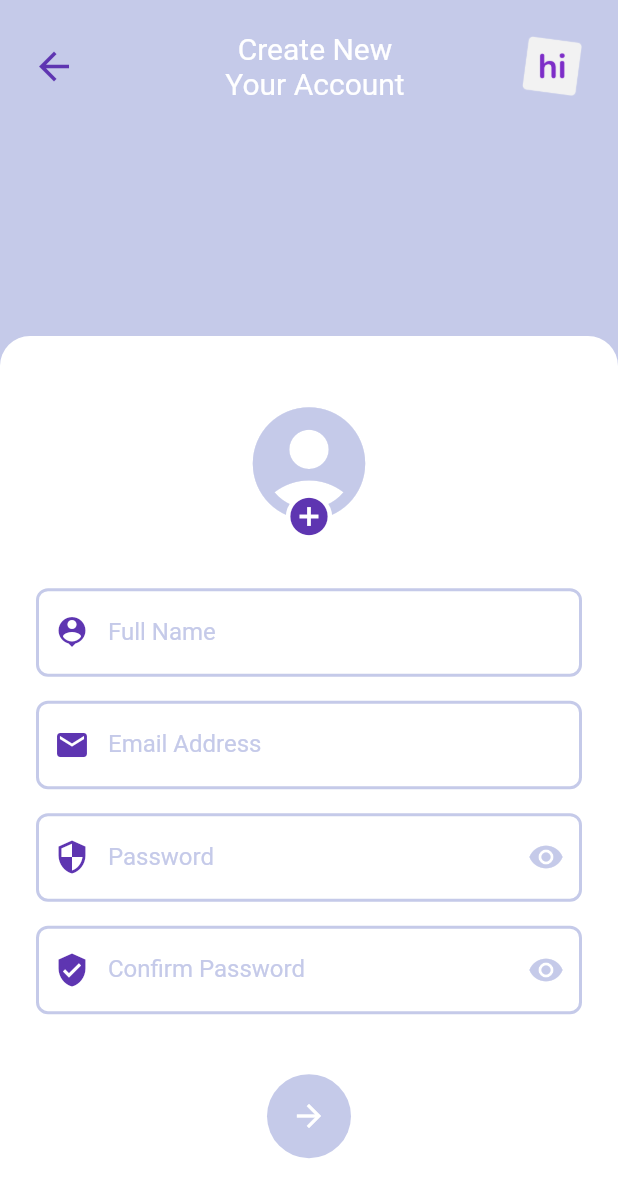
After one commit to sahibul-nf/simple-login-auth, a Flutter app: the screen it shows after launch, after a tap on an icon or button, on a phone screen of 412 x 824 dp. The commit adds this screen. Shown: the top 1197 px of the screen. Run offline on Flutter 3.47's test engine with Material 2 defaults, Android fonts, the phone set to English and light mode, and no system bars.

Commit message:
register page done

```diff
--- a/lib/login_page.dart
+++ b/lib/login_page.dart
@@ -1,4 +1,5 @@
 import 'package:flutter/material.dart';
+import 'package:login_page_flutter_ui/register_page.dart';
 
 class LoginPage extends StatefulWidget {
   @override
@@ -14,7 +15,7 @@ class _LoginPageState extends State<LoginPage> {
         child: Stack(
           children: <Widget>[
             Padding(
-              padding: const EdgeInsets.symmetric(horizontal: 16),
+              padding: const EdgeInsets.symmetric(horizontal: 24),
               child: Container(
                 margin: EdgeInsets.only(top: 20),
                 color: Colors.indigo[100],
@@ -26,9 +27,7 @@ class _LoginPageState extends State<LoginPage> {
                           icon: Icon(Icons.arrow_back),
                           iconSize: 30,
                           color: Colors.deepPurple[600],
-                          onPressed: () {
-                            Navigator.pop(context);
-                          }),
+                          onPressed: () {}),
                       Align(
                         alignment: Alignment.topCenter,
                         child: Image.asset(
@@ -130,7 +129,11 @@ class ToSignUp extends StatelessWidget {
   @override
   Widget build(BuildContext context) {
     return GestureDetector(
-      onTap: () {},
+      onTap: () {
+        Navigator.push(context, MaterialPageRoute(builder: (context) {
+          return RegisterPage();
+        }));
+      },
       child: RichText(
           text: TextSpan(
               text: 'Start fresh now? ',
--- /dev/null
+++ b/lib/register_page.dart
@@ -0,0 +1,166 @@
+import 'package:flutter/material.dart';
+
+class RegisterPage extends StatefulWidget {
+  @override
+  _RegisterPageState createState() => _RegisterPageState();
+}
+
+class _RegisterPageState extends State<RegisterPage> {
+  @override
+  Widget build(BuildContext context) {
+    return Scaffold(
+      backgroundColor: Colors.indigo[100],
+      body: SafeArea(
+        child: Stack(
+          children: <Widget>[
+            Padding(
+              padding: const EdgeInsets.symmetric(horizontal: 24),
+              child: Container(
+                margin: EdgeInsets.only(top: 20),
+                color: Colors.indigo[100],
+                child: Row(
+                  // mainAxisAlignment: MainAxisAlignment.spaceBetween,
+                  children: <Widget>[
+                    IconButton(
+                        alignment: Alignment(-12, 0),
+                        icon: Icon(Icons.arrow_back),
+                        iconSize: 30,
+                        color: Colors.deepPurple[600],
+                        onPressed: () {
+                          Navigator.pop(context);
+                        }),
+                    Spacer(),
+                    Text(
+                      'Create New \nYour Account',
+                      textAlign: TextAlign.center,
+                      style: TextStyle(
+                          fontSize: 20,
+                          fontWeight: FontWeight.w400,
+                          color: Colors.white),
+                    ),
+                    Spacer(),
+                    Image.asset(
+                      'images/logo_hi.png',
+                      height: 40,
+                    ),
+                  ],
+                ),
+              ),
+            ),
+            Align(
+              alignment: Alignment.bottomCenter,
+              child: ClipRRect(
+                borderRadius: BorderRadius.only(
+                    topLeft: Radius.circular(20),
+                    topRight: Radius.circular(20)),
+                child: Container(
+                    height: 600,
+                    width: double.infinity,
+                    color: Colors.white,
+                    child: Padding(
+                      padding: const EdgeInsets.fromLTRB(24, 40, 24, 0),
+                      child: ListView(children: <Widget>[
+                        Column(
+                          children: <Widget>[
+                            Container(
+                              padding: EdgeInsets.only(bottom: 16),
+                              child: Stack(children: <Widget>[
+                                Align(
+                                  child: Icon(
+                                    Icons.account_circle,
+                                    size: 90,
+                                    color: Colors.indigo[100],
+                                  ),
+                                ),
+                                Align(
+                                  heightFactor: 3.1,
+                                  alignment: Alignment(0, 1),
+                                  child: Container(
+                                    height: 31,
+                                    width: 31,
+                                    decoration: BoxDecoration(
+                                        color: Colors.white,
+                                        borderRadius:
+                                            BorderRadius.circular(20)),
+                                    child: Icon(
+                                      Icons.add_circle,
+                                      color: Colors.deepPurple[600],
+                                      size: 30,
+                                    ),
+                                  ),
+                                ),
+                              ]),
+                            ),
+                            inputField(
+                                'Your Name',
+                                'Full Name',
+                                Icon(Icons.person_pin,
+                                    color: Colors.deepPurple[600])),
+                            inputField(
+                                'example@gmail.com',
+                                'Email Address',
+                                Icon(Icons.email,
+                                    color: Colors.deepPurple[600])),
+                            inputField(
+                                'Your Password',
+                                'Password',
+                                Icon(Icons.security,
+                                    color: Colors.deepPurple[600]),
+                                suffix: Icon(Icons.visibility,
+                                    color: Colors.indigo[100]),
+                                secure: true),
+                            inputField(
+                                'Confirm Your Password',
+                                'Confirm Password',
+                                Icon(Icons.verified_user,
+                                    color: Colors.deepPurple[600]),
+                                suffix: Icon(Icons.visibility,
+                                    color: Colors.indigo[100]),
+                                secure: true),
+                            Container(
+                              margin: EdgeInsets.only(top: 40),
+                              child: FloatingActionButton(
+                                  elevation: 0,
+                                  backgroundColor: Colors.indigo[100],
+                                  splashColor: Colors.deepPurple[200],
+                                  child: Icon(Icons.arrow_forward),
+                                  onPressed: () {}),
+                            )
+                          ],
+                        ),
+                      ]),
+                    )),
+              ),
+            ),
+          ],
+        ),
+      ),
+    );
+  }
+}
+
+Widget inputField(String text, String label, Widget icon,
+    {Widget suffix, bool secure: false}) {
+  return Container(
+    margin: EdgeInsets.only(top: 16),
+    child: TextField(
+      obscureText: secure,
+      cursorColor: Colors.indigo[100],
+      style: TextStyle(color: Colors.deepPurple[600]),
+      decoration: InputDecoration(
+          suffixIcon: suffix,
+          prefixIcon: icon,
+          hintText: text,
+          hintStyle: TextStyle(color: Colors.indigo[100]),
+          labelText: label,
+          labelStyle: TextStyle(color: Colors.indigo[100]),
+          enabledBorder: OutlineInputBorder(
+            borderSide: BorderSide(width: 2, color: Colors.indigo[100]),
+            borderRadius: BorderRadius.circular(8),
+          ),
+          focusedBorder: OutlineInputBorder(
+              borderSide: BorderSide(width: 2, color: Colors.deepPurple[500]),
+              borderRadius: BorderRadius.circular(8))),
+    ),
+  );
+}
```
Also changed, not shown: lib/main.dart (line endings or trailing spaces).
